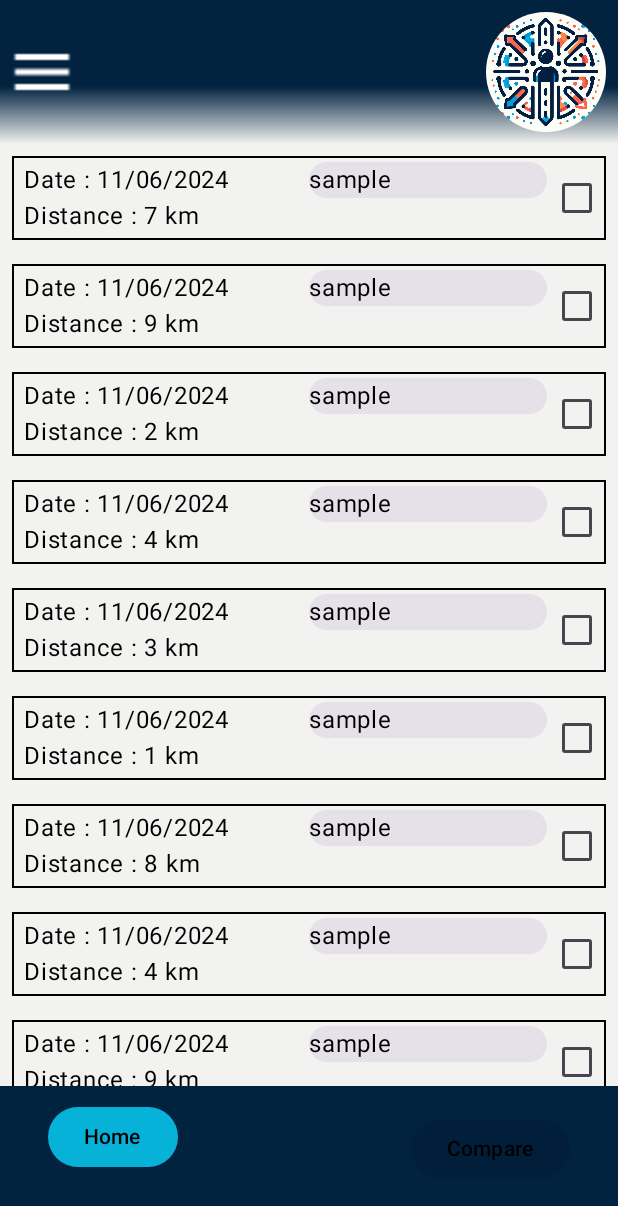
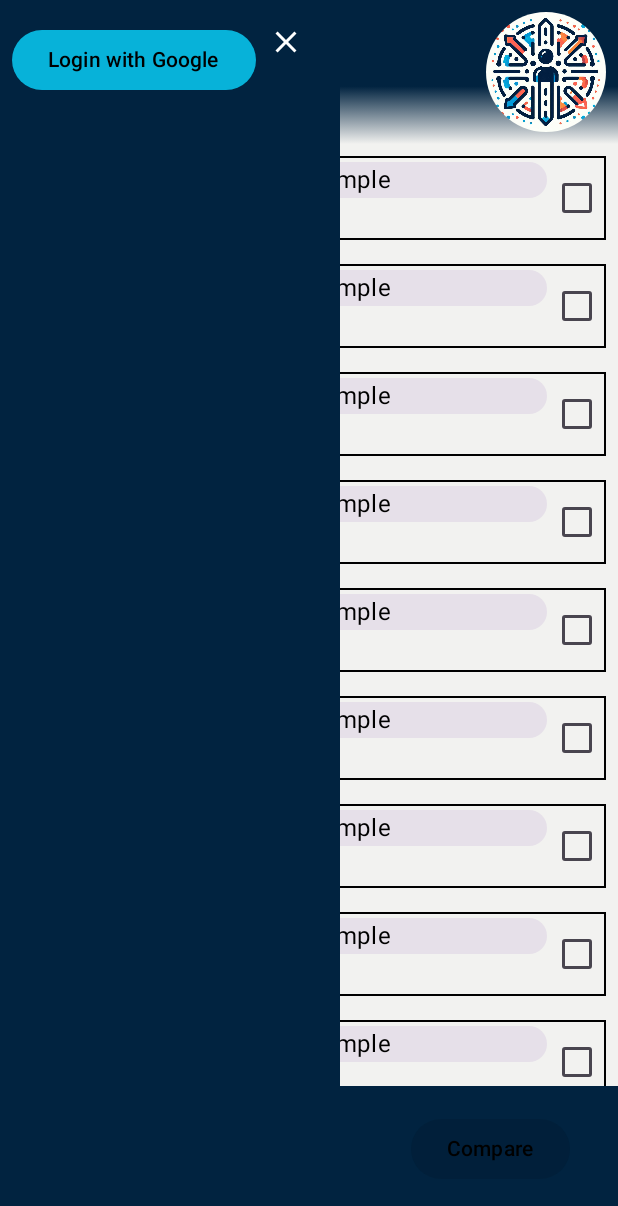
Before and after one commit to Luca-Bartoletti/ProgMob_23_24, an Android app built with Jetpack Compose: the HistoryScreen screen opened through its navigation route, after a tap on "Account image", on a phone screen of 412 x 824 dp. Shown: the top 1206 px of the screen. Run offline under Robolectric (Android 15) with nearby library versions, the light colour scheme and no system bars.

Commit message:
aggiunto Composable per il menù laterale per tutte le schermate

```diff
--- a/app/src/main/java/com/example/betterpath/composables/CompareScreen.kt
+++ b/app/src/main/java/com/example/betterpath/composables/CompareScreen.kt
@@ -29,12 +29,12 @@ import com.example.betterpath.viewModel.LoginViewModel
 
 @Composable
 fun CompareScreen(navController: NavController, loginViewModel: LoginViewModel){
-    Scaffold(
-        topBar = { Header(navController = navController, loginViewModel = loginViewModel) },
-        bottomBar = { Spacer(modifier = Modifier.height(32.dp)) },
-        ) { innerPadding ->
-        CompareContent(innerPadding)
-    }
+    ScreenWithMenu(content = {
+        Scaffold(
+            topBar = { Header(navController = navController, loginViewModel = loginViewModel) },
+            bottomBar = { Spacer(modifier = Modifier.height(32.dp)) },
+        ) { innerPadding -> CompareContent(innerPadding) }
+    }, navController = navController, loginViewModel = loginViewModel)
 }
 
 @Composable
--- a/app/src/main/java/com/example/betterpath/composables/HistoryScreen.kt
+++ b/app/src/main/java/com/example/betterpath/composables/HistoryScreen.kt
@@ -34,14 +34,19 @@ import com.example.betterpath.viewModel.LoginViewModel
 @Composable
 fun HistoryScreen(navController: NavController, viewModel: HistoryViewModel? = null, loginViewModel: LoginViewModel) {
 
-    Scaffold(
-        topBar = { Header(navController = navController, loginViewModel = loginViewModel) },
-        bottomBar = { Footer(navController = navController, homeButton = true, compareButton = true, viewModel = viewModel) },
-
-        ) { innerPadding ->
-        HistoryContent(innerPadding, viewModel)
-    }
-
+    ScreenWithMenu(content = {
+        Scaffold(
+            topBar = { Header(navController = navController, loginViewModel = loginViewModel) },
+            bottomBar = {
+                Footer(
+                    navController = navController,
+                    homeButton = true,
+                    compareButton = true,
+                    viewModel = viewModel
+                )
+            },
+        ) { innerPadding -> HistoryContent(innerPadding, viewModel) }
+    }, navController = navController, loginViewModel = loginViewModel)
 }
 @Composable
 fun HistoryContent(innerPadding: PaddingValues, viewModel: HistoryViewModel?){
--- a/app/src/main/java/com/example/betterpath/composables/HomeScreen.kt
+++ b/app/src/main/java/com/example/betterpath/composables/HomeScreen.kt
@@ -1,11 +1,7 @@
 package com.example.betterpath.composables
 
-import androidx.compose.animation.AnimatedVisibility
-import androidx.compose.animation.slideInHorizontally
-import androidx.compose.animation.slideOutHorizontally
 import androidx.compose.foundation.background
 import androidx.compose.foundation.layout.Arrangement
-import androidx.compose.foundation.layout.Box
 import androidx.compose.foundation.layout.Column
 import androidx.compose.foundation.layout.PaddingValues
 import androidx.compose.foundation.layout.Spacer
@@ -46,9 +42,8 @@ fun HomeScreen(
 ) {
     var isTracking by remember { mutableIntStateOf(0) }
 
-    Box(
-        modifier = Modifier.fillMaxSize()
-    ) {
+    ScreenWithMenu(content =
+    {
         Scaffold(
             topBar = { Header(navController = navController, loginViewModel = loginViewModel) },
             bottomBar = {
@@ -79,24 +74,10 @@ fun HomeScreen(
                 }
             },
             floatingActionButtonPosition = FabPosition.Center,
+        ) { innerPadding -> HomeContent(innerPadding) }
+    }, loginViewModel = loginViewModel, navController = navController
+    )
 
-            ) { innerPadding ->
-            HomeContent(innerPadding)
-        }
-
-        AnimatedVisibility(
-            visible = loginViewModel.isMenuOpen.value,
-            enter = slideInHorizontally(
-                initialOffsetX = { fullWidth -> -fullWidth }
-            ),
-            exit = slideOutHorizontally(
-                targetOffsetX = { fullWidth -> -fullWidth }
-            )
-        ) {
-            MenuBar(viewModel = loginViewModel, navController = navController)
-        }
-
-    }
 
 }
 
--- /dev/null
+++ b/app/src/main/java/com/example/betterpath/composables/ScreenWithSideMenu.kt
@@ -0,0 +1,36 @@
+package com.example.betterpath.composables
+
+import androidx.compose.animation.AnimatedVisibility
+import androidx.compose.animation.slideInHorizontally
+import androidx.compose.animation.slideOutHorizontally
+import androidx.compose.foundation.layout.Box
+import androidx.compose.foundation.layout.fillMaxSize
+import androidx.compose.runtime.Composable
+import androidx.compose.ui.Modifier
+import androidx.navigation.NavController
+import com.example.betterpath.viewModel.LoginViewModel
+
+@Composable
+fun ScreenWithMenu(
+    content: @Composable () -> Unit, navController: NavController,
+    loginViewModel: LoginViewModel
+){
+    Box(
+        modifier = Modifier.fillMaxSize()
+    ) {
+        content()
+
+        AnimatedVisibility(
+            visible = loginViewModel.isMenuOpen.value,
+            enter = slideInHorizontally(
+                initialOffsetX = { fullWidth -> -fullWidth }
+            ),
+            exit = slideOutHorizontally(
+                targetOffsetX = { fullWidth -> -fullWidth }
+            )
+        ) {
+            MenuBar(viewModel = loginViewModel, navController = navController)
+        }
+
+    }
+}
--- a/app/src/main/java/com/example/betterpath/repository/HistoryRepository.kt
+++ b/app/src/main/java/com/example/betterpath/repository/HistoryRepository.kt
@@ -4,26 +4,25 @@ import com.example.betterpath.data.PathHistory
 import java.text.SimpleDateFormat
 import java.util.Date
 import java.util.Locale
-import kotlin.random.Random
 
 class HistoryRepository {
 
     fun getSamplePath() : List<PathHistory>{
         return listOf(
-            PathHistory(0, Random.nextInt(10), extractDate(Date()),"sample"),
-            PathHistory(1, Random.nextInt(10), extractDate(Date()),"sample"),
-            PathHistory(2, Random.nextInt(10), extractDate(Date()),"sample"),
-            PathHistory(3, Random.nextInt(10), extractDate(Date()),"sample"),
-            PathHistory(4, Random.nextInt(10), extractDate(Date()),"sample"),
-            PathHistory(5, Random.nextInt(10), extractDate(Date()),"sample"),
-            PathHistory(6, Random.nextInt(10), extractDate(Date()),"sample"),
-            PathHistory(7, Random.nextInt(10), extractDate(Date()),"sample"),
-            PathHistory(8, Random.nextInt(10), extractDate(Date()),"sample"),
+            PathHistory(0, 1, extractDate(Date()),"sample"),
+            PathHistory(1,2, extractDate(Date()),"sample"),
+            PathHistory(2, 3, extractDate(Date()),"sample"),
+            PathHistory(3,4, extractDate(Date()),"sample"),
+            PathHistory(4, 5, extractDate(Date()),"sample"),
+            PathHistory(5, 6, extractDate(Date()),"sample"),
+            PathHistory(6, 7, extractDate(Date()),"sample"),
+            PathHistory(7, 8, extractDate(Date()),"sample"),
+            PathHistory(8, 9, extractDate(Date()),"sample"),
         )
     }
 
-    fun extractDate(date: Date?): String {
+    private fun extractDate(date: Date?): String {
         val dateFormat = SimpleDateFormat("dd/MM/yyyy", Locale.getDefault(Locale.Category.FORMAT))
-        return dateFormat.format(date)
+        return dateFormat.format(date!!)
     }
 }
```
